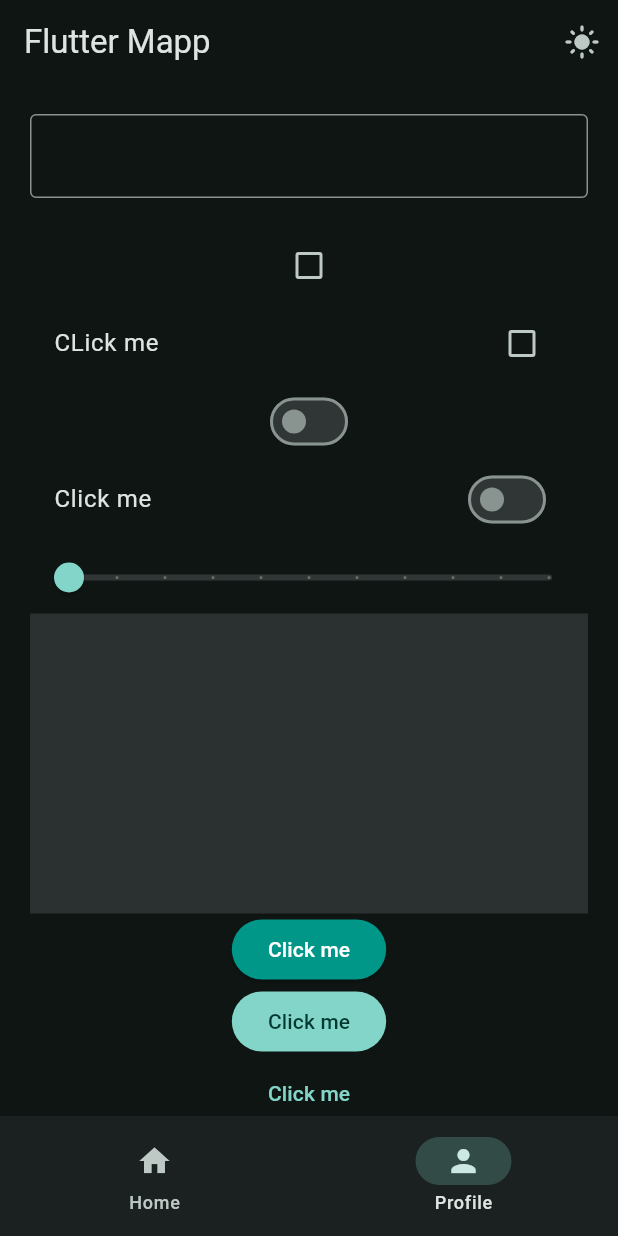
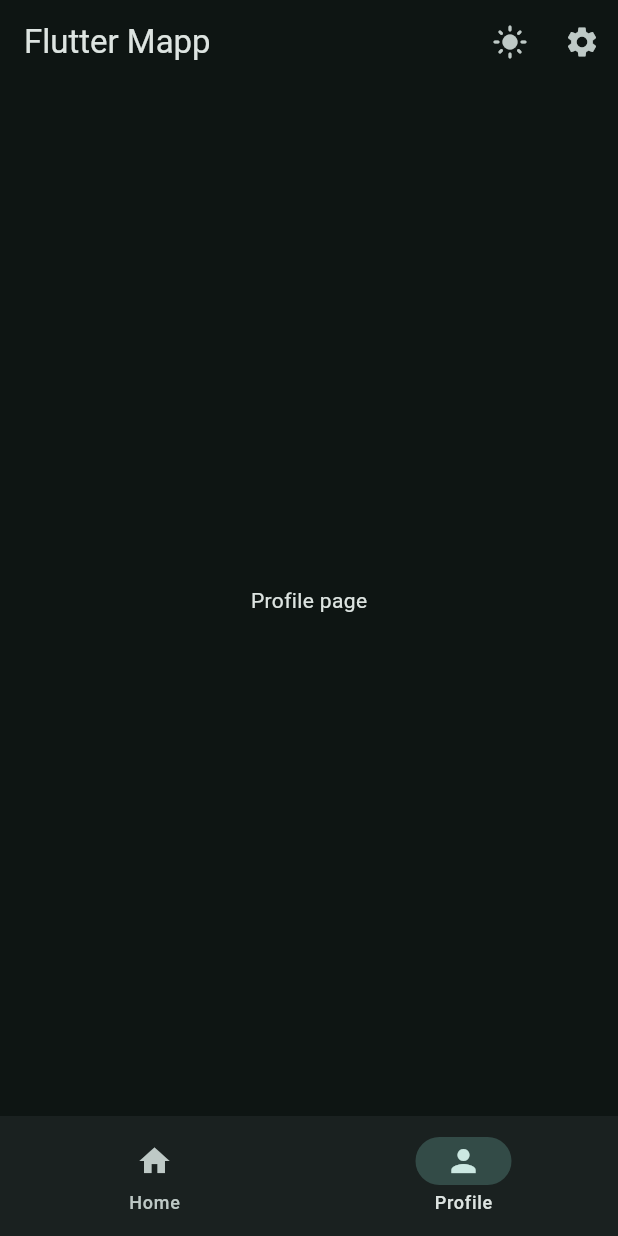
Before and after one commit to phconzatti/SegundoFlutter, a Flutter app: the WidgetTree screen opened directly, item 2 of the bottom bar chosen, on a phone screen of 412 x 824 dp. Run offline on Flutter 3.47's test engine with Material 3 defaults, Android fonts, the phone set to English and light mode, and no system bars.

Commit message:
new pages

```diff
--- a/lib/main.dart
+++ b/lib/main.dart
@@ -1,6 +1,6 @@
 import 'package:flutter/material.dart';
 import 'package:flutter_application_1/data/notifiers.dart';
-import 'package:flutter_application_1/views/widget_tree.dart';
+import 'package:flutter_application_1/views/pages/welcome_page.dart';
 
 void main() {
   runApp(const MyApp());
@@ -27,7 +27,7 @@ class _MyAppState extends State<MyApp> {
               brightness: isDarkMode ? Brightness.dark : Brightness.light,
             ),
           ),
-          home: WidgetTree(),
+          home: WelcomePage(),
         );
       },
     );
--- a/lib/views/pages/profile_page.dart
+++ b/lib/views/pages/profile_page.dart
@@ -1,101 +1,10 @@
 import 'package:flutter/material.dart';
 
-class ProfilePage extends StatefulWidget {
+class ProfilePage extends StatelessWidget {
   const ProfilePage({super.key});
 
   @override
-  State<ProfilePage> createState() => _ProfilePageState();
-}
-
-class _ProfilePageState extends State<ProfilePage> {
-  TextEditingController controller = TextEditingController();
-  bool? isChecked = false;
-  bool isSwitched = false;
-  double sliderValue = 0;
-  @override
   Widget build(BuildContext context) {
-    return SingleChildScrollView(
-      child: Padding(
-        padding: const EdgeInsets.all(20.0),
-        child: Column(
-          children: [
-            TextField(
-              controller: controller,
-              decoration: InputDecoration(border: OutlineInputBorder()),
-              onEditingComplete: () => setState(() {}),
-            ),
-            Text(controller.text),
-            Checkbox.adaptive(
-              tristate: true,
-              value: isChecked,
-              onChanged: (bool? value) {
-                setState(() {
-                  isChecked = value;
-                });
-              },
-            ),
-            CheckboxListTile.adaptive(
-              tristate: true,
-              title: Text('CLick me'),
-              value: isChecked,
-              onChanged: (bool? value) {
-                setState(() {
-                  isChecked = value;
-                });
-              },
-            ),
-            Switch.adaptive(
-              value: isSwitched,
-              onChanged: (bool value) {
-                setState(() {
-                  isSwitched = value;
-                });
-              },
-            ),
-            SwitchListTile.adaptive(
-              title: Text('Click me'),
-              value: isSwitched,
-              onChanged: (value) {
-                setState(() {
-                  isSwitched = value;
-                });
-              },
-            ),
-            Slider.adaptive(
-              max: 10,
-              divisions: 10,
-              value: sliderValue,
-              onChanged: (double value) {
-                setState(() {
-                  sliderValue = value;
-                });
-              },
-            ),
-            InkWell(
-              splashColor: Colors.teal,
-              onTap: () {},
-              child: Container(
-                height: 200,
-                width: double.infinity,
-                color: Colors.white12,
-              ),
-            ),
-            ElevatedButton(
-              onPressed: () {},
-              style: ElevatedButton.styleFrom(
-                backgroundColor: Colors.teal,
-                foregroundColor: Colors.white,
-              ),
-              child: Text('Click me'),
-            ),
-            FilledButton(onPressed: () {}, child: Text('Click me')),
-            TextButton(onPressed: () {}, child: Text('Click me')),
-            OutlinedButton(onPressed: () {}, child: Text('Click me')),
-            CloseButton(),
-            BackButton(),
-          ],
-        ),
-      ),
-    );
+    return Center(child: Text('Profile page'));
   }
 }
--- a/lib/views/widget_tree.dart
+++ b/lib/views/widget_tree.dart
@@ -2,6 +2,7 @@ import 'package:flutter/material.dart';
 import 'package:flutter_application_1/data/notifiers.dart';
 import 'package:flutter_application_1/views/pages/home_page.dart';
 import 'package:flutter_application_1/views/pages/profile_page.dart';
+import 'package:flutter_application_1/views/pages/settings_page.dart';
 import 'package:flutter_application_1/views/widgets/navbar_widget.dart';
 
 List<Widget> pages = [HomePage(), ProfilePage()];
@@ -26,6 +27,19 @@ class WidgetTree extends StatelessWidget {
               },
             ),
           ),
+          IconButton(
+            onPressed: () {
+              Navigator.push(
+                context,
+                MaterialPageRoute(
+                  builder: (context) {
+                    return SettingsPage(title: 'Settings');
+                  },
+                ),
+              );
+            },
+            icon: Icon(Icons.settings),
+          ),
         ],
       ),
       body: ValueListenableBuilder(
```
Also changed, not shown: lib/views/pages/settings_page.dart (added, +128 -0 lines), lib/views/pages/welcome_page.dart (added, +34 -0 lines).
